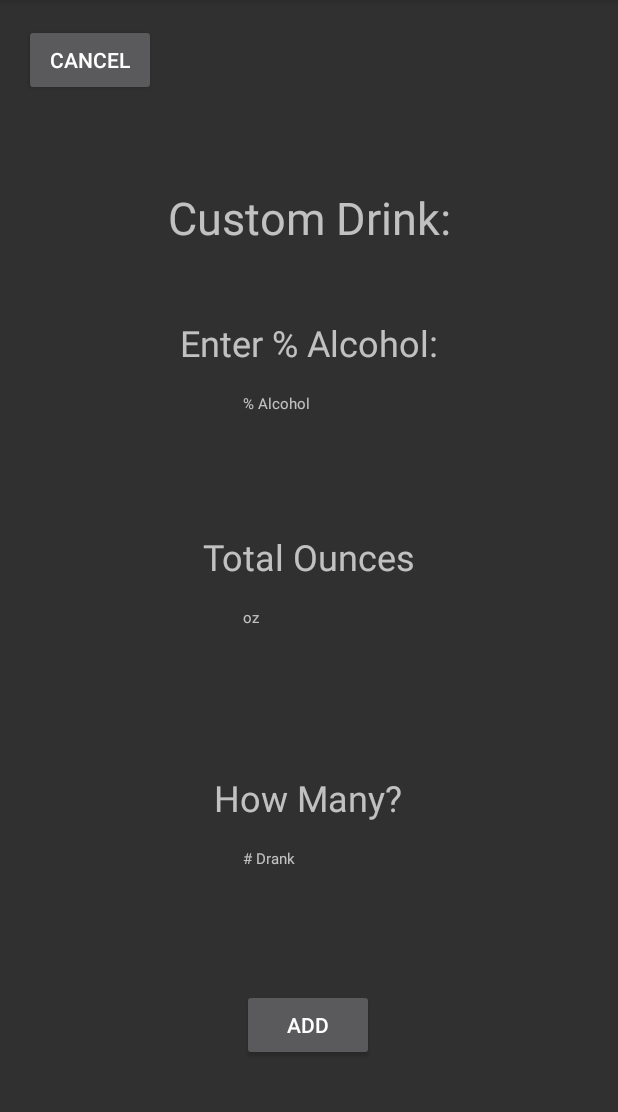
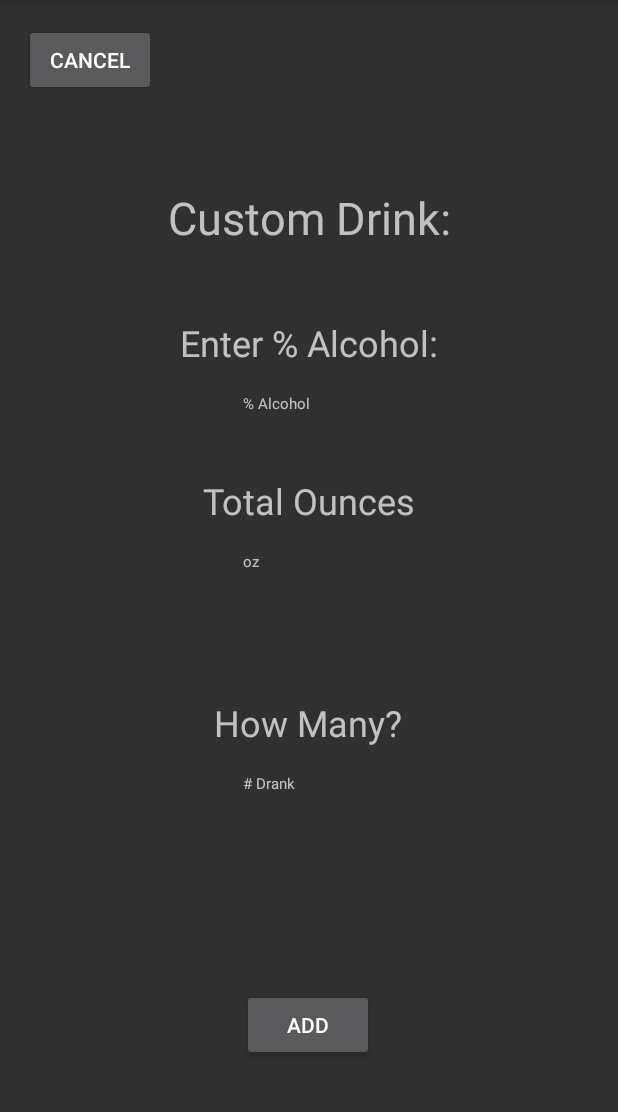
Before and after one commit to ABlayzeD/BACpac, an Android app: the CustomDrinkActivity screen opened directly, with no data from a screen before it, on a phone screen of 412 x 824 dp, the part 84-1196 px from its top. Run offline under Robolectric (Android 15) with nearby library versions, the phone set to English and light mode, and no system bars.

Commit message:
Fixed errors with Add drink and Custom Drink display

```diff
--- a/BacPacApp/app/src/main/java/com/example/bacpacapp/BACActivity.java
+++ b/BacPacApp/app/src/main/java/com/example/bacpacapp/BACActivity.java
@@ -25,13 +25,13 @@ public class BACActivity extends AppCompatActivity {
     Button profile;
     Button addDrink;
 
-    public BACActivity(){}
+
 
     @Override
     protected void onCreate(Bundle savedInstanceState) {
-        currentBAC = new bacCalculator();
         super.onCreate(savedInstanceState);
         setContentView(R.layout.activity_bac);
+        currentBAC = new bacCalculator();
         timerDisplay = findViewById(R.id.TimeLeftDisplay);
         BACDisplay = findViewById(R.id.BACDisplay);
         timerVal = "0:00";
@@ -62,6 +62,7 @@ public class BACActivity extends AppCompatActivity {
      * method so that it starts the timer each time a drink is added by the user.
      */
     public void start(){
+        currentBAC = new bacCalculator();
         CountDownTimer : new CountDownTimer(currentBAC.getTimeLeft()  * 60000,1000) {
             @Override
             public void onTick(long millisInFuture) {
--- a/BacPacApp/app/src/main/java/com/example/bacpacapp/bacCalculator.java
+++ b/BacPacApp/app/src/main/java/com/example/bacpacapp/bacCalculator.java
@@ -20,11 +20,11 @@ public class bacCalculator {
     public bacCalculator()
     {
 
-        this.BAC = 0;
-        this.totalOunces = 0;
-        this.decimalPercentAlc = 0;
-        this.timePassed = 0;
-        this.ouncesAlc = 0;
+        BAC = 0;
+        totalOunces = 0;
+        decimalPercentAlc = 0;
+        timePassed = 0;
+        ouncesAlc = 0;
 
     }
 
--- a/BacPacApp/app/src/main/res/layout/activity_custom_drink.xml
+++ b/BacPacApp/app/src/main/res/layout/activity_custom_drink.xml
@@ -50,8 +50,8 @@
         android:id="@+id/OuncesHeader"
         android:layout_width="wrap_content"
         android:layout_height="wrap_content"
-        android:layout_marginTop="61dp"
-        android:layout_marginBottom="348dp"
+        android:layout_marginTop="24dp"
+        android:layout_marginBottom="8dp"
         android:text="Total Ounces"
         android:textSize="24sp"
         app:layout_constraintBottom_toBottomOf="parent"
@@ -90,7 +90,7 @@
         android:id="@+id/NumberAddedHeader"
         android:layout_width="wrap_content"
         android:layout_height="wrap_content"
-        android:layout_marginTop="8dp"
+        android:layout_marginTop="16dp"
         android:layout_marginBottom="220dp"
         android:text="How Many?"
         android:textSize="24sp"
@@ -98,8 +98,7 @@
         app:layout_constraintEnd_toEndOf="parent"
         app:layout_constraintHorizontal_bias="0.498"
         app:layout_constraintStart_toStartOf="parent"
-        app:layout_constraintTop_toTopOf="parent"
-        app:layout_constraintVertical_bias="1.0" />
+        app:layout_constraintTop_toBottomOf="@+id/addOunces" />
 
     <EditText
         android:id="@+id/NumberDrank"
```
